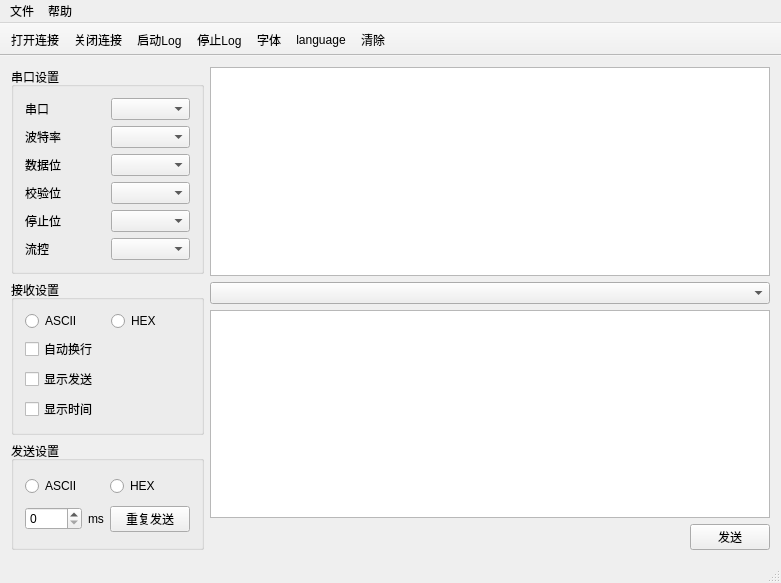
Qt form monkey_serial/mainwindow.ui (horsdy/Monkey_Serial) before a commit.
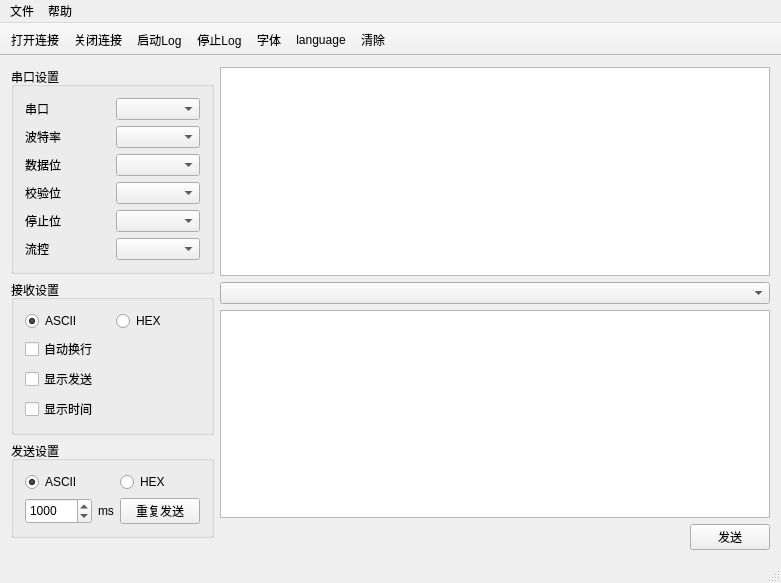
The same form after that commit.

```diff
--- a/monkey_serial/mainwindow.ui
+++ b/monkey_serial/mainwindow.ui
@@ -103,6 +103,9 @@
            <property name="text">
             <string>ASCII</string>
            </property>
+           <property name="checked">
+            <bool>true</bool>
+           </property>
           </widget>
          </item>
          <item row="0" column="1">
@@ -147,15 +150,41 @@
            <property name="text">
             <string>ASCII</string>
            </property>
+           <property name="checked">
+            <bool>true</bool>
+           </property>
           </widget>
          </item>
-         <item row="0" column="2">
+         <item row="0" column="3">
           <widget class="QRadioButton" name="radioButton_4">
            <property name="text">
             <string>HEX</string>
            </property>
           </widget>
          </item>
+         <item row="1" column="3">
+          <widget class="QPushButton" name="pushButton_2">
+           <property name="text">
+            <string>重复发送</string>
+           </property>
+          </widget>
+         </item>
+         <item row="1" column="0">
+          <widget class="QSpinBox" name="spinBox">
+           <property name="sizePolicy">
+            <sizepolicy hsizetype="Preferred" vsizetype="Preferred">
+             <horstretch>0</horstretch>
+             <verstretch>0</verstretch>
+            </sizepolicy>
+           </property>
+           <property name="maximum">
+            <number>100000000</number>
+           </property>
+           <property name="value">
+            <number>1000</number>
+           </property>
+          </widget>
+         </item>
          <item row="1" column="1">
           <widget class="QLabel" name="label_7">
            <property name="text">
@@ -163,19 +192,25 @@
            </property>
           </widget>
          </item>
-         <item row="1" column="2">
-          <widget class="QPushButton" name="pushButton_2">
-           <property name="text">
-            <string>重复发送</string>
-           </property>
-          </widget>
-         </item>
-         <item row="1" column="0">
-          <widget class="QSpinBox" name="spinBox"/>
-         </item>
         </layout>
        </widget>
       </item>
+      <item>
+       <spacer name="verticalSpacer">
+        <property name="orientation">
+         <enum>Qt::Vertical</enum>
+        </property>
+        <property name="sizeType">
+         <enum>QSizePolicy::Expanding</enum>
+        </property>
+        <property name="sizeHint" stdset="0">
+         <size>
+          <width>20</width>
+          <height>10</height>
+         </size>
+        </property>
+       </spacer>
+      </item>
      </layout>
     </item>
     <item>
```
